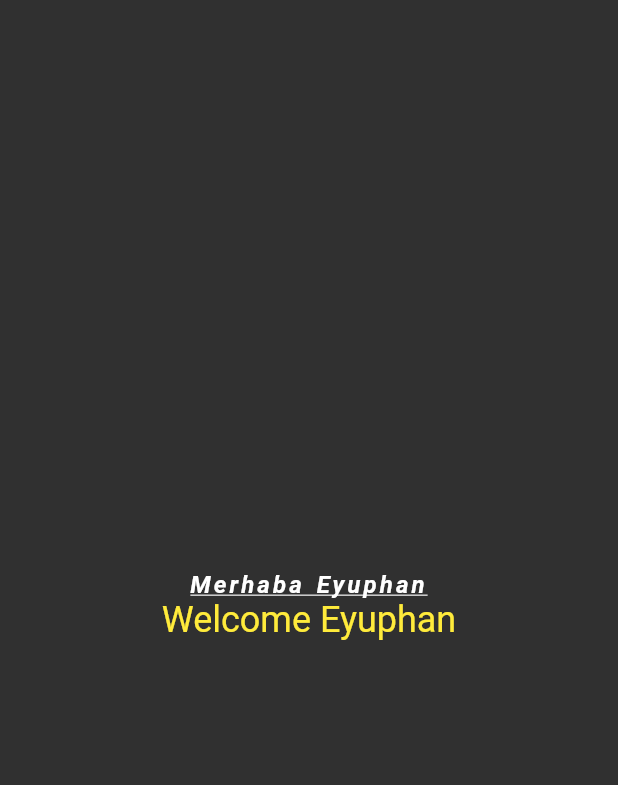
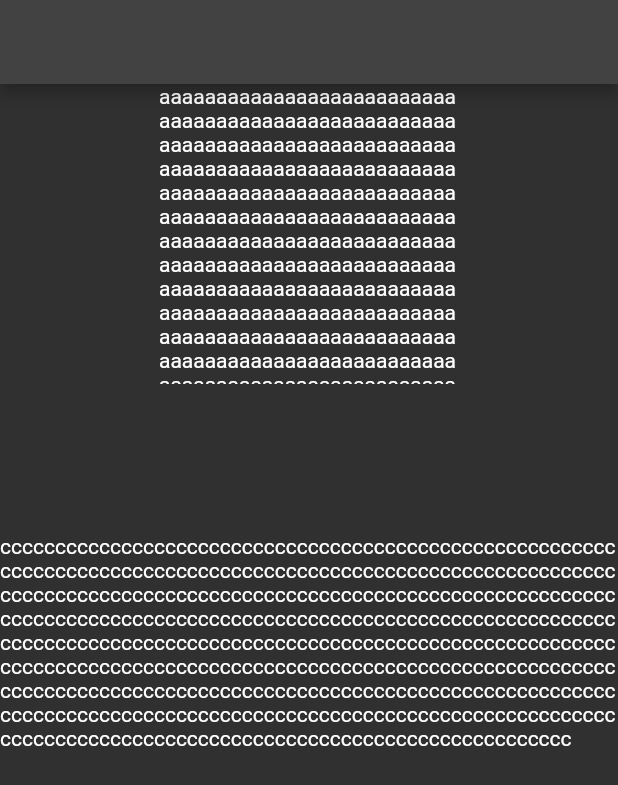
Before and after one commit to eyuphan-oguz/veli_bacik_flutter_learning, a Flutter app: the screen it shows after launch, on a phone screen of 412 x 824 dp. Shown: the top 785 px of the screen. Run offline on Flutter 3.47's test engine with Material 2 defaults, Android fonts, the phone set to English and light mode, and no system bars.

Commit message:
text learn

```diff
--- /dev/null
+++ b/lib/101/container_sized_box_learn.dart
@@ -0,0 +1,25 @@
+import 'package:flutter/material.dart';
+
+
+class ContainerSizedBoxLearn extends StatelessWidget {
+  const ContainerSizedBoxLearn({Key? key}) : super(key: key);
+
+  @override
+  Widget build(BuildContext context) {
+    return Scaffold(
+      appBar: AppBar(),
+      body: Column(
+        children: [
+          SizedBox(
+            width: 200,
+            height: 200,
+            child: Text("a"*500),
+          ),
+          SizedBox.shrink(),
+          SizedBox(height: 100,),
+          SizedBox.square(child: Text("c"*500),)
+        ],
+      ),
+    );
+  }
+}
--- a/lib/101/text_learn_view.dart
+++ b/lib/101/text_learn_view.dart
@@ -28,7 +28,8 @@ class TextLearnView extends StatelessWidget {
           style: Theme.of(context).textTheme.headline5?.copyWith(color: ProjectColor.welcomeColor),
         ),
 
-        Text(userName ?? "")
+        Text(userName ?? ""),
+
       ],
     )));
   }
--- a/lib/main.dart
+++ b/lib/main.dart
@@ -1,4 +1,5 @@
 import 'package:flutter/material.dart';
+import 'package:veli_bacik_flutter_learning/101/container_sized_box_learn.dart';
 import 'package:veli_bacik_flutter_learning/101/text_learn_view.dart';
 
 void main() {
@@ -15,7 +16,7 @@ class MyApp extends StatelessWidget {
       debugShowCheckedModeBanner: false,
       title: 'Flutter Demo',
       theme: ThemeData.dark(),
-      home: TextLearnView(),
+      home: ContainerSizedBoxLearn(),
     );
   }
 }
```
